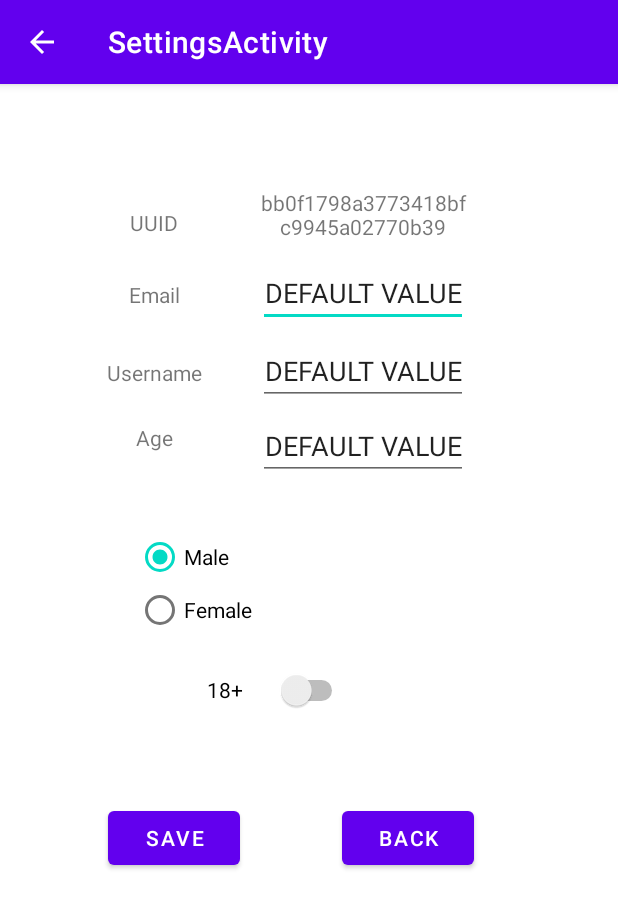
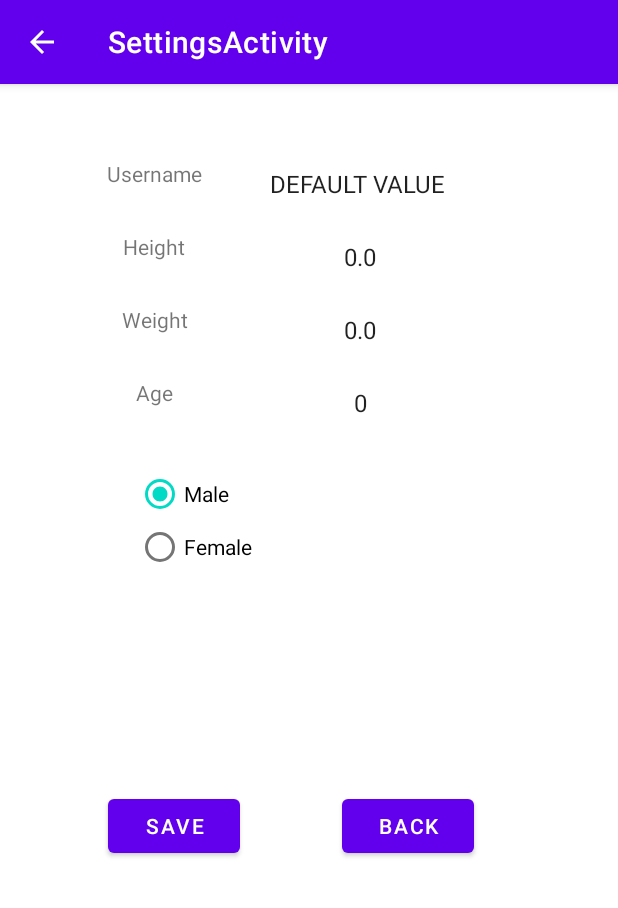
Before and after one commit to jakobpolegek/sporttracker, an Android app: the MainActivity screen opened directly, with no data from a screen before it, after a tap on "SETTINGS", on a phone screen of 412 x 824 dp. Shown: the top 908 px of the screen. Run offline under Robolectric (Android 15) with nearby library versions, the phone set to English and light mode, and no system bars; our stand-ins replace Firebase (no records; nobody signed in at launch, a user with empty details on screens opened directly), androidx.preference.

Commit message:
Updated setting, can now write to firebase.

```diff
--- a/SportTrackerAndroid/app/build.gradle
+++ b/SportTrackerAndroid/app/build.gradle
@@ -43,6 +43,7 @@ dependencies {
     implementation project(path: ':lib')
     implementation project(path: ':lib')
     implementation 'com.google.firebase:firebase-database:20.0.0'
+    implementation 'com.google.firebase:firebase-firestore:23.0.0'
     testImplementation 'junit:junit:4.13.2'
     androidTestImplementation 'androidx.test.ext:junit:1.1.2'
     androidTestImplementation 'androidx.test.espresso:espresso-core:3.3.0'
--- a/SportTrackerAndroid/app/src/main/AndroidManifest.xml
+++ b/SportTrackerAndroid/app/src/main/AndroidManifest.xml
@@ -19,7 +19,8 @@
         android:roundIcon="@mipmap/ic_launcher_round"
         android:supportsRtl="true"
         android:theme="@style/Theme.SportTracker">
-        <activity android:name=".RunningActivity"></activity>
+        <activity android:name=".VideoActivity"></activity>
+        <activity android:name=".RunningActivity" />
         <activity android:name=".RegisterActivity" />
         <activity android:name=".LoginActivity">
             <intent-filter>
@@ -46,7 +47,7 @@
         <activity
             android:name=".MapsActivity"
             android:label="@string/title_activity_maps" />
-        <activity android:name=".MainActivity"></activity>
+        <activity android:name=".MainActivity" />
     </application>
 
 </manifest>
--- a/SportTrackerAndroid/app/src/main/java/com/example/sporttracker/LoginActivity.java
+++ b/SportTrackerAndroid/app/src/main/java/com/example/sporttracker/LoginActivity.java
@@ -3,6 +3,7 @@ package com.example.sporttracker;
 import androidx.annotation.NonNull;
 import androidx.appcompat.app.AppCompatActivity;
 
+import android.app.Application;
 import android.content.Intent;
 import android.os.Bundle;
 import android.provider.ContactsContract;
@@ -95,6 +96,8 @@ public class LoginActivity extends AppCompatActivity implements View.OnClickList
                     FirebaseUser user = FirebaseAuth.getInstance().getCurrentUser();
 
                     if(user.isEmailVerified()){
+                        ApplicationMy app = (ApplicationMy) getApplication();
+                        app.createUser();
                         startActivity(new Intent(LoginActivity.this, MainActivity.class));
                     }else{
                         user.sendEmailVerification();
--- a/SportTrackerAndroid/app/src/main/java/com/example/sporttracker/MainActivity.java
+++ b/SportTrackerAndroid/app/src/main/java/com/example/sporttracker/MainActivity.java
@@ -4,7 +4,9 @@ import androidx.annotation.NonNull;
 import androidx.appcompat.app.AppCompatActivity;
 
 import android.content.Intent;
+import android.content.SharedPreferences;
 import android.os.Bundle;
+import android.preference.PreferenceManager;
 import android.view.Menu;
 import android.view.MenuInflater;
 import android.view.MenuItem;
@@ -23,6 +25,15 @@ import com.google.firebase.database.ValueEventListener;
 
 public class MainActivity extends AppCompatActivity {
 
+    public static final int ACTIVITY_ID=606;
+    public static final String HEIGHT = "HEIGHT";
+    public static final String WEIGHT = "WEIGHT";
+    public static final String USERNAME = "USERNAME";
+    public static final String AGE = "AGE";
+    public static final String GENDER = "GENDER";
+
+    ApplicationMy app;
+    SharedPreferences sp;
     private Button logout;
     private TextView textViewUser;
     private String userID;
@@ -35,6 +46,8 @@ public class MainActivity extends AppCompatActivity {
         super.onCreate(savedInstanceState);
         setContentView(R.layout.activity_main);
 
+        app = (ApplicationMy) getApplication();
+
         logout = (Button) findViewById(R.id.signOut);
 
         logout.setOnClickListener(new View.OnClickListener() {
@@ -45,6 +58,7 @@ public class MainActivity extends AppCompatActivity {
             }
         });
 
+        sp = PreferenceManager.getDefaultSharedPreferences(getApplicationContext());
         textViewUser = findViewById(R.id.userTxt);
         user = FirebaseAuth.getInstance().getCurrentUser();
         reference = FirebaseDatabase.getInstance().getReference("Users");
@@ -70,7 +84,12 @@ public class MainActivity extends AppCompatActivity {
     }
 
     public void OpenLeaderboards(View view) {
-
+        app.thisUser.addLocation(new User.Lokacija(1,2));
+        app.thisUser.addLocation(new User.Lokacija(2,3));
+        app.thisUser.setHeight(sp.getFloat(HEIGHT,0));
+        app.thisUser.setWeight(sp.getFloat(WEIGHT,0));
+        app.thisUser.setAge(sp.getInt(AGE,0));
+        app.thisUser.addToFirebase();
     }
 
     public void OpenMyPreviousRuns(View view) {
--- a/SportTrackerAndroid/app/src/main/java/com/example/sporttracker/RunningActivity.java
+++ b/SportTrackerAndroid/app/src/main/java/com/example/sporttracker/RunningActivity.java
@@ -75,7 +75,9 @@ public class RunningActivity extends AppCompatActivity {
                 if (b.getText().equals("stop")) {
 
                     timerHandler.removeCallbacks(timerRunnable);
-                    b.setText("start");
+
+                    startActivity(new Intent(RunningActivity.this,VideoActivity.class));
+                    //b.setText("start");
 
                 } else {
                     startTime = System.currentTimeMillis();
@@ -136,6 +138,7 @@ public class RunningActivity extends AppCompatActivity {
     @Override
     public void onPause() {
         super.onPause();
+
         timerHandler.removeCallbacks(timerRunnable);
         locationManager.removeUpdates(locationListenerGPS);
         Button b = (Button)findViewById(R.id.button);
--- a/SportTrackerAndroid/app/src/main/java/com/example/sporttracker/SettingsActivity.java
+++ b/SportTrackerAndroid/app/src/main/java/com/example/sporttracker/SettingsActivity.java
@@ -17,20 +17,20 @@ import androidx.appcompat.app.AppCompatActivity;
 @SuppressLint("UseSwitchCompatOrMaterialCode")
 public class SettingsActivity extends AppCompatActivity {
     public static final int ACTIVITY_ID=606;
-    public static final String EMAIL = "EMAIL";
+    public static final String HEIGHT = "HEIGHT";
+    public static final String WEIGHT = "WEIGHT";
     public static final String USERNAME = "USERNAME";
     public static final String AGE = "AGE";
-    public static final String ADULT = "ADULT";
     public static final String GENDER = "GENDER";
 
     ApplicationMy app;
     SharedPreferences sp;
 
     TextView tvUUID;
-    EditText etEmail;
+    EditText etHeight;
+    EditText etWeight;
     EditText etUsername;
     EditText etAge;
-    Switch switchOne;
     RadioGroup rdSex;
     RadioButton rdSelected;
     RadioButton rdMale;
@@ -41,11 +41,10 @@ public class SettingsActivity extends AppCompatActivity {
         setContentView(R.layout.settings_activity);
         app = (ApplicationMy) getApplication();
 
-        tvUUID = findViewById(R.id.tvUUID);
-        etEmail = findViewById(R.id.etEmail);
+        etHeight = findViewById(R.id.etHeight);
+        etWeight = findViewById(R.id.etWeight);
         etUsername = findViewById(R.id.etUsername);
         etAge = findViewById(R.id.etAge);
-        switchOne = findViewById(R.id.switch1);
         rdSex = findViewById(R.id.radioSex);
         rdMale = findViewById(R.id.radioMale);
         rdFemale= findViewById(R.id.radioFemale);
@@ -56,11 +55,10 @@ public class SettingsActivity extends AppCompatActivity {
             actionBar.setDisplayHomeAsUpEnabled(true);
         }
         sp = PreferenceManager.getDefaultSharedPreferences(app.getApplicationContext());
-        tvUUID.setText(sp.getString(ApplicationMy.APP_ID,"DEFAULT VALUE "));
-        etEmail.setText(sp.getString(EMAIL,"DEFAULT VALUE "));
+        etHeight.setText(String.valueOf(sp.getFloat(HEIGHT,0)));
+        etWeight.setText(String.valueOf(sp.getFloat(WEIGHT,0)));
         etUsername.setText(sp.getString(USERNAME,"DEFAULT VALUE "));
-        etAge.setText(sp.getString(AGE,"DEFAULT VALUE "));
-        switchOne.setChecked(sp.getBoolean(ADULT, false));
+        etAge.setText(String.valueOf(sp.getInt(AGE,0)));
         if(sp.getString(GENDER, "Male").equals("Male")){
             rdSex.check(rdMale.getId());
         }
@@ -86,22 +84,30 @@ public class SettingsActivity extends AppCompatActivity {
     public void onClickSave(View view) {
         SharedPreferences.Editor editor = sp.edit();
         rdSelected = (RadioButton) findViewById(rdSex.getCheckedRadioButtonId());
-        if (!etEmail.getText().toString().equals("")){
-            editor.putString(EMAIL,etEmail.getText().toString());
+        if (!etHeight.getText().toString().equals("")){
+            editor.putFloat(HEIGHT,Float.parseFloat(etHeight.getText().toString()));
             editor.apply();
+            //app.thisUser.setHeight(Double.parseDouble(etHeight.getText().toString()));
+            System.out.println("WEight:: " + Double.parseDouble(etHeight.getText().toString()));
+        }
+        if (!etWeight.getText().toString().equals("")){
+            editor.putFloat(WEIGHT,Float.parseFloat(etWeight.getText().toString()));
+            editor.apply();
+            //app.thisUser.setWeight(Double.parseDouble(etWeight.getText().toString()));
         }
         if (!etUsername.getText().toString().equals("")){
             editor.putString(USERNAME,etUsername.getText().toString());
             editor.apply();
+            //app.thisUser.username = etUsername.getText().toString();
         }
         if (!etAge.getText().toString().equals("")){
-            editor.putString(AGE,etAge.getText().toString());
+            editor.putInt(AGE,Integer.parseInt(etAge.getText().toString()));
             editor.apply();
+            //app.thisUser.setAge(Integer.parseInt(etWeight.getText().toString()));
         }
         editor.putString(GENDER,rdSelected.getText().toString());
         editor.apply();
-        editor.putBoolean(ADULT, switchOne.isChecked());
-        editor.apply();
+
         finish();
     }
 
--- a/SportTrackerAndroid/app/src/main/res/layout/settings_activity.xml
+++ b/SportTrackerAndroid/app/src/main/res/layout/settings_activity.xml
@@ -6,17 +6,6 @@
     android:layout_height="match_parent"
     tools:context=".SettingsActivity">
 
-    <TextView
-        android:id="@+id/textView4"
-        android:layout_width="70dp"
-        android:layout_height="33dp"
-        android:layout_marginStart="68dp"
-        android:text="@string/uuid"
-        android:textAlignment="center"
-        app:layout_constraintBottom_toTopOf="@+id/textView5"
-        app:layout_constraintStart_toStartOf="parent"
-        app:layout_constraintTop_toTopOf="parent"
-        app:layout_constraintVertical_bias="0.85" />
 
     <TextView
         android:id="@+id/textView5"
@@ -24,10 +13,11 @@
         android:layout_height="33dp"
         android:layout_marginStart="68dp"
         android:layout_marginBottom="52dp"
-        android:text="@string/email"
+        android:text="Username"
         android:textAlignment="center"
-        app:layout_constraintBottom_toBottomOf="@+id/textView6"
-        app:layout_constraintStart_toStartOf="parent" />
+        app:layout_constraintLeft_toLeftOf="parent"
+        app:layout_constraintTop_toTopOf="parent"
+        android:layout_marginTop="50dp"/>
 
     <TextView
         android:id="@+id/textView6"
@@ -35,10 +25,22 @@
         android:layout_height="33dp"
         android:layout_marginStart="68dp"
         android:layout_marginBottom="10dp"
-        android:text="@string/username"
+        android:text="Height"
         android:textAlignment="center"
-        app:layout_constraintBottom_toTopOf="@id/textView7"
-        app:layout_constraintStart_toStartOf="parent" />
+        app:layout_constraintLeft_toLeftOf="parent"
+        app:layout_constraintTop_toBottomOf="@id/textView5"
+        android:layout_marginTop="15dp"/>
+    <TextView
+        android:id="@+id/tx8"
+        android:layout_width="70dp"
+        android:layout_height="33dp"
+        android:layout_marginStart="68dp"
+        android:layout_marginBottom="10dp"
+        android:text="Weight"
+        android:textAlignment="center"
+        app:layout_constraintLeft_toLeftOf="parent"
+        app:layout_constraintTop_toBottomOf="@id/textView6"
+        android:layout_marginTop="15dp"/>
     <TextView
         android:id="@+id/textView7"
         android:layout_width="70dp"
@@ -47,77 +49,82 @@
         android:layout_marginBottom="32dp"
         android:text="@string/age"
         android:textAlignment="center"
-        app:layout_constraintBottom_toTopOf="@+id/radioSex"
-        app:layout_constraintStart_toStartOf="parent" />
+        app:layout_constraintLeft_toLeftOf="parent"
+        app:layout_constraintTop_toBottomOf="@id/tx8"
+        android:layout_marginTop="15dp"/>
 
-    <TextView
-        android:id="@+id/tvUUID"
-        android:layout_width="140dp"
-        android:layout_height="40dp"
-        android:textAlignment="center"
-        app:layout_constraintBottom_toTopOf="@+id/etEmail"
-        app:layout_constraintEnd_toEndOf="parent"
-        app:layout_constraintHorizontal_bias="0.255"
-        app:layout_constraintStart_toEndOf="@+id/textView4"
-        app:layout_constraintTop_toTopOf="parent"
-        app:layout_constraintVertical_bias="0.844" />
+
 
     <EditText
-        android:id="@+id/etEmail"
+        android:background="@android:color/transparent"
+        android:id="@+id/etUsername"
         android:layout_width="140dp"
-        android:layout_height="40dp"
+        android:layout_height="33dp"
         android:layout_marginBottom="52dp"
         android:autofillHints=""
         android:ems="10"
         android:inputType="textEmailAddress"
         android:textAlignment="center"
         android:visibility="visible"
-        app:layout_constraintBottom_toBottomOf="@+id/etUsername"
-        app:layout_constraintEnd_toEndOf="parent"
-        app:layout_constraintHorizontal_bias="0.255"
-        app:layout_constraintStart_toEndOf="@+id/textView5" />
+        android:textSize="16sp"
+        app:layout_constraintRight_toRightOf="parent"
+        app:layout_constraintLeft_toRightOf="@id/textView5"
+        app:layout_constraintTop_toTopOf="parent"
+        android:layout_marginTop="50dp"
+        android:layout_marginRight="70dp"/>
 
     <EditText
-        android:id="@+id/etUsername"
+        android:background="@android:color/transparent"
+        android:id="@+id/etWeight"
         android:layout_width="140dp"
-        android:layout_height="40dp"
+        android:layout_height="33dp"
         android:layout_marginBottom="10dp"
         android:ems="10"
         android:inputType="textPersonName"
         android:textAlignment="center"
-        app:layout_constraintBottom_toTopOf="@+id/etAge"
-        app:layout_constraintEnd_toEndOf="parent"
-        app:layout_constraintHorizontal_bias="0.255"
-        app:layout_constraintStart_toEndOf="@+id/textView6" />
+        app:layout_constraintRight_toRightOf="parent"
+        app:layout_constraintLeft_toRightOf="@id/tx8"
+        app:layout_constraintTop_toBottomOf="@id/etHeight"
+        android:layout_marginTop="15dp"
+        android:textSize="16sp"
+        android:layout_marginRight="70dp"/>
     <EditText
+        android:background="@android:color/transparent"
+        android:id="@+id/etHeight"
+        android:layout_width="140dp"
+        android:layout_height="33dp"
+        android:ems="10"
+        android:inputType="textPersonName"
+        android:textAlignment="center"
+        app:layout_constraintRight_toRightOf="parent"
+        app:layout_constraintLeft_toRightOf="@id/textView6"
+        app:layout_constraintTop_toBottomOf="@id/etUsername"
+        android:layout_marginTop="15dp"
+        android:textSize="16sp"
+        android:layout_marginRight="70dp"/>
+    <EditText
+        android:background="@android:color/transparent"
         android:id="@+id/etAge"
         android:layout_width="140dp"
-        android:layout_height="40dp"
+        android:layout_height="33dp"
         android:layout_marginBottom="124dp"
         android:ems="10"
         android:inputType="number"
         android:textAlignment="center"
-        app:layout_constraintBottom_toTopOf="@+id/switch1"
-        app:layout_constraintEnd_toEndOf="parent"
-        app:layout_constraintHorizontal_bias="0.255"
-        app:layout_constraintStart_toEndOf="@+id/textView7" />
+        app:layout_constraintRight_toRightOf="parent"
+        app:layout_constraintLeft_toRightOf="@id/textView6"
+        app:layout_constraintTop_toBottomOf="@id/etWeight"
+        android:layout_marginTop="15dp"
+        android:layout_marginRight="70dp"
+        android:textSize="16sp"/>
 
-    <Switch
-        android:id="@+id/switch1"
-        android:layout_width="94dp"
-        android:layout_height="32dp"
-        android:layout_marginBottom="348dp"
-        android:text="@string/_18"
-        app:layout_constraintBottom_toBottomOf="parent"
-        app:layout_constraintEnd_toEndOf="parent"
-        app:layout_constraintHorizontal_bias="0.435"
-        app:layout_constraintStart_toStartOf="parent" />
+
 
     <RadioGroup
         android:id="@+id/radioSex"
         android:layout_width="231dp"
         android:layout_height="70dp"
-        app:layout_constraintBottom_toTopOf="@+id/switch1"
+        android:layout_marginTop="20dp"
         app:layout_constraintEnd_toEndOf="parent"
         app:layout_constraintStart_toStartOf="parent"
         app:layout_constraintTop_toBottomOf="@+id/etAge">
@@ -149,7 +156,7 @@
         android:text="@string/save"
         app:layout_constraintBottom_toBottomOf="parent"
         app:layout_constraintEnd_toEndOf="@+id/button5"
-        app:layout_constraintTop_toBottomOf="@+id/switch1"
+        app:layout_constraintTop_toBottomOf="@+id/radioSex"
         app:layout_constraintVertical_bias="0.921"
         android:onClick="onClickSave"/>
 
@@ -162,7 +169,7 @@
         android:text="@string/back"
         app:layout_constraintBottom_toBottomOf="parent"
         app:layout_constraintEnd_toEndOf="parent"
-        app:layout_constraintTop_toBottomOf="@+id/switch1"
+        app:layout_constraintTop_toBottomOf="@+id/radioSex"
         app:layout_constraintVertical_bias="0.921"
         android:onClick="onClickBack"/>
 
```
Also changed, not shown: SportTrackerAndroid/app/src/main/java/com/example/sporttracker/ApplicationMy.java (+68 -1 lines), SportTrackerAndroid/app/src/main/java/com/example/sporttracker/User.java (+100 -2 lines), SportTrackerAndroid/app/src/main/java/com/example/sporttracker/VideoActivity.java (added, +14 -0 lines), SportTrackerAndroid/app/src/main/res/layout/activity_video.xml (added, +9 -0 lines).
